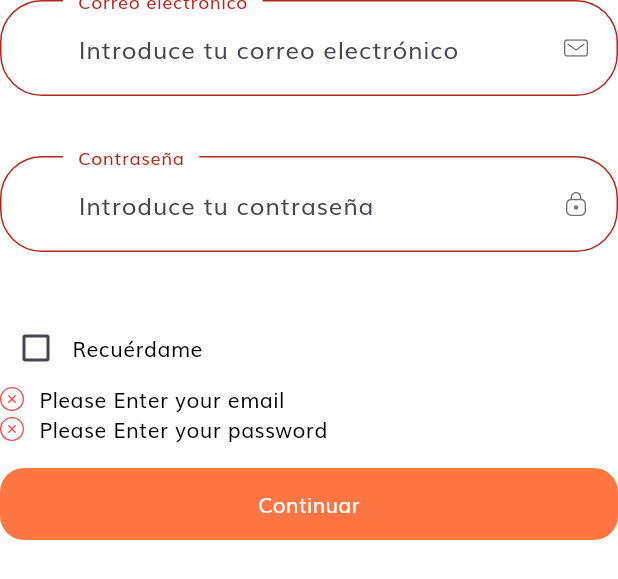
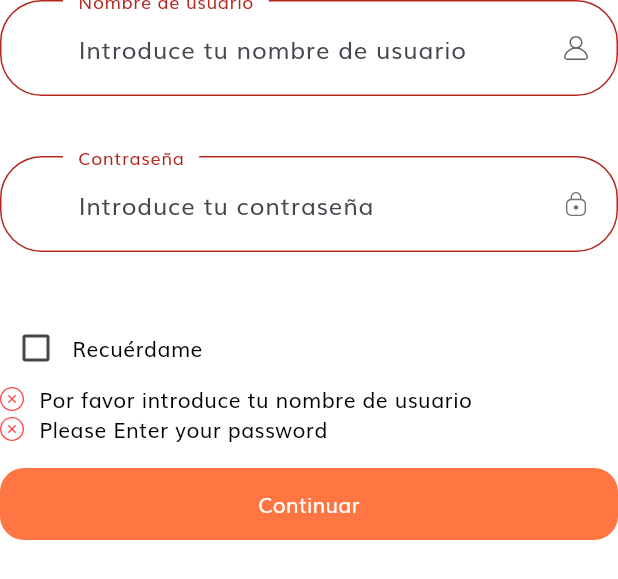
Before and after one commit to sebasXDXD/questionsApp, a Flutter app: the SignForm widget shown alone on an empty page, opened directly, after a tap on "Continuar", on a phone screen of 412 x 824 dp. Shown: the top 579 px of the screen. Run offline on Flutter 3.47's test engine with Material 3 defaults, Android fonts, the phone set to English and light mode, and no system bars; our stand-ins replace flutter_dotenv, flutter_secure_storage, flutter_svg; accounts and stored records are empty.

```diff
--- /dev/null
+++ b/lib/controller/LoginController.dart
@@ -0,0 +1,39 @@
+import 'package:flutter/cupertino.dart';
+import 'dart:convert';
+
+import '../auth/secureStorage.dart';
+import '../service/LoginRoute.dart';
+import '../utils/Errors.dart';
+
+class LoginController {
+  final String username;
+  final String password;
+  final BuildContext context;
+  final SecureStorage secureStorage = SecureStorage();
+
+  LoginController({required this.username, required this.password, required this.context});
+
+  Future<bool> authenticate() async {
+    try {
+      final LoginRoute loginRoute = LoginRoute(username: username, password: password, context: context);
+      final Map<String?, dynamic>? tokenData = await loginRoute.fetchAuthToken();
+      if (tokenData != null && tokenData['isAdmin'] != null && tokenData['token'] != null) {
+        // Convertir isAdmin a un booleano
+        bool isAdmin = tokenData['isAdmin'] == 1;
+
+        // Guarda el token de acceso y el estado de isAdmin utilizando secureStorage
+        await secureStorage.saveAccessTokenAndIsAdmin(tokenData['token'], isAdmin);
+        return true;
+      } else {
+        // Manejar el caso en el que el token o sus claves sean nulos
+        errorsSnackbar.show(context, 'Error al iniciar sesión usuario o contraseña incorrectos');
+        // Indica que la autenticación falló
+        return false;
+      }
+    } catch (e) {
+      errorsSnackbar.show(context, 'Error durante la autenticación del usuario');
+      // Indica que la autenticación falló debido a un error
+      return false;
+    }
+  }
+}
--- a/lib/screens/init_screen.dart
+++ b/lib/screens/init_screen.dart
@@ -31,9 +31,9 @@ class _InitScreenState extends State<InitScreen> {
   }
 
   Future<void> _checkAdminStatus() async {
-    final adminStatus = await secureStorage.getIsAdmin();
+    final data = await secureStorage.getAccessTokenAndIsAdmin();
     setState(() {
-      isAdmin = adminStatus ?? false; // Actualiza el estado isAdmin
+      isAdmin = data['isAdmin'] ?? false;
     });
   }
 
--- a/lib/screens/sign_in/components/sign_form.dart
+++ b/lib/screens/sign_in/components/sign_form.dart
@@ -6,6 +6,7 @@ import 'package:shop_app/constants.dart';
 import 'package:shop_app/helper/keyboard.dart';
 
 import '../../../auth/secureStorage.dart'; // Asegúrate de importar tu clase SecureStorage
+import '../../../controller/LoginController.dart';
 
 class SignForm extends StatefulWidget {
   const SignForm({super.key});
@@ -16,7 +17,7 @@ class SignForm extends StatefulWidget {
 
 class _SignFormState extends State<SignForm> {
   final _formKey = GlobalKey<FormState>();
-  String? email;
+  String? username;
   String? password;
   bool? remember = false;
   final List<String?> errores = [];
@@ -46,31 +47,30 @@ class _SignFormState extends State<SignForm> {
       child: Column(
         children: [
           TextFormField(
-            keyboardType: TextInputType.emailAddress,
-            onSaved: (newValue) => email = newValue,
+            keyboardType: TextInputType.text,
+            onSaved: (newValue) => username = newValue,
             onChanged: (value) {
-              if (value.isNotEmpty) {
-                removeError(error: kEmailNullError);
-              } else if (emailValidatorRegExp.hasMatch(value)) {
-                removeError(error: kInvalidEmailError);
+              if (value.isNotEmpty && !value.contains(' ')) {
+                removeError(error: kUsernameNullError);
+                removeError(error: kUsernameInvalidError);
               }
               return;
             },
             validator: (value) {
               if (value!.isEmpty) {
-                addError(error: kEmailNullError);
+                addError(error: kUsernameNullError);
                 return "";
-              } else if (!emailValidatorRegExp.hasMatch(value)) {
-                addError(error: kInvalidEmailError);
+              } else if (value.contains(' ')) {
+                addError(error: kUsernameInvalidError);
                 return "";
               }
               return null;
             },
             decoration: const InputDecoration(
-              labelText: "Correo electrónico",
-              hintText: "Introduce tu correo electrónico",
+              labelText: "Nombre de usuario",
+              hintText: "Introduce tu nombre de usuario",
               floatingLabelBehavior: FloatingLabelBehavior.always,
-              suffixIcon: CustomSurffixIcon(svgIcon: "assets/icons/Mail.svg"),
+              suffixIcon: CustomSurffixIcon(svgIcon: "assets/icons/User.svg"),
             ),
           ),
           const SizedBox(height: 20),
@@ -126,12 +126,19 @@ class _SignFormState extends State<SignForm> {
                 _formKey.currentState!.save();
                 KeyboardUtil.hideKeyboard(context);
 
-                // Guarda el token y el estado de isAdmin
-                await secureStorage.saveAccessToken("fijo_token");
-                await secureStorage.saveIsAdmin(true);
+                // Instancia de LoginController
+                LoginController loginController = LoginController(
+                  username: username!,
+                  password: password!,
+                  context: context,
+                );
 
-                // Navega a la pantalla de éxito en el inicio de sesión
-                Navigator.pushNamed(context, LoginSuccessScreen.routeName);
+                // Autenticación
+                bool isAuthenticated = await loginController.authenticate();
+
+                if (isAuthenticated) {
+                  Navigator.pushNamed(context, LoginSuccessScreen.routeName);
+                }
               }
             },
             child: const Text("Continuar"),
@@ -141,3 +148,7 @@ class _SignFormState extends State<SignForm> {
     );
   }
 }
+
+// Define los nuevos errores en constants.dart
+const String kUsernameNullError = "Por favor introduce tu nombre de usuario";
+const String kUsernameInvalidError = "El nombre de usuario no debe contener espacios";
--- a/pubspec.yaml
+++ b/pubspec.yaml
@@ -30,13 +30,14 @@ environment:
 dependencies:
   flutter:
     sdk: flutter
-
+  http: ^1.2.0
   # The following adds the Cupertino Icons font to your application.
   # Use with the CupertinoIcons class for iOS style icons.
   cupertino_icons: ^1.0.2
   flutter_svg: ^2.0.9 # help us to use SVG in our app
   provider: ^6.1.1 # for State management
   flutter_secure_storage: ^9.0.0
+  flutter_dotenv: ^5.1.0
 dev_dependencies:
   flutter_test:
     sdk: flutter
@@ -62,6 +63,7 @@ flutter:
   assets:
     - assets/images/
     - assets/icons/
+    - .env
   fonts:
     - family: Muli
       fonts:
```
Also changed, not shown: lib/auth/secureStorage.dart (+17 -25 lines), lib/controller/QuestionController.dart (added, +34 -0 lines), lib/model/questionnaire_model.dart (added, +66 -0 lines), lib/screens/admin_form_questionnaire/component/question_card.dart (+0 -21 lines), lib/screens/admin_form_questionnaire/form_quesntionnaire_screen.dart (+41 -1 lines), lib/screens/login_success/login_success_screen.dart (+0 -11 lines), lib/service/LoginRoute.dart (added, +46 -0 lines), lib/service/QuestionRoute.dart (added, +73 -0 lines), lib/utils/Errors.dart (added, +35 -0 lines), pubspec.lock, 1 other file.
